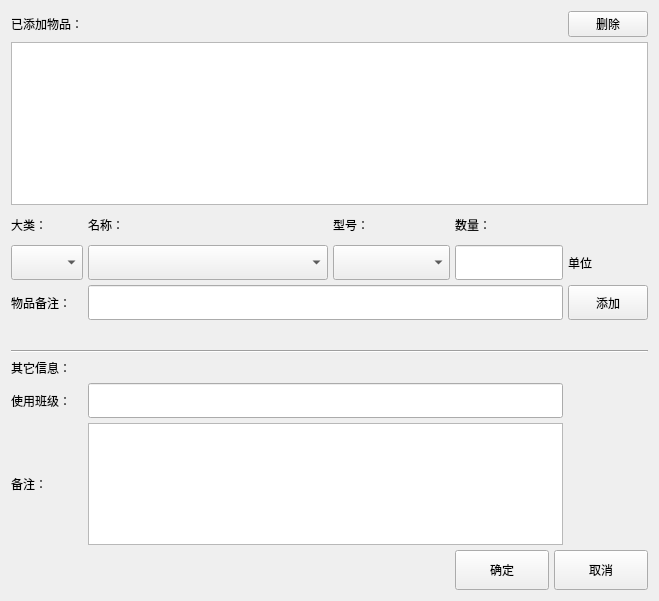
Qt form neworder.ui (RicheyJang/RJResManager-Client-) before a commit.
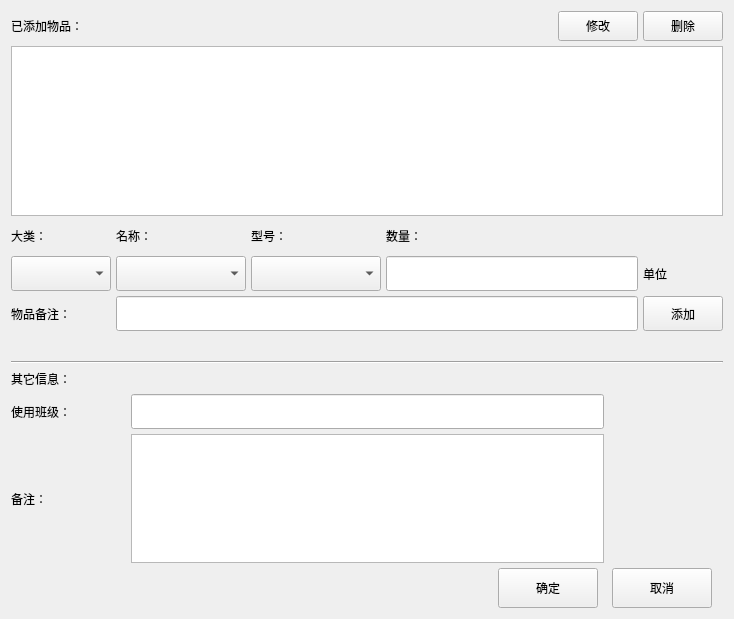
The same form after that commit. Custom widgets are drawn as their Qt base class.

Diff of the .ui file:
```diff
--- a/neworder.ui
+++ b/neworder.ui
@@ -6,8 +6,8 @@
    <rect>
     <x>0</x>
     <y>0</y>
-    <width>659</width>
-    <height>601</height>
+    <width>734</width>
+    <height>619</height>
    </rect>
   </property>
   <property name="minimumSize">
@@ -19,41 +19,18 @@
   <property name="windowTitle">
    <string>Form</string>
   </property>
-  <layout class="QGridLayout" name="gridLayout" columnstretch="0,1,1,1,0,0">
+  <layout class="QGridLayout" name="gridLayout" columnstretch="0,0,0,0,0,0">
    <property name="spacing">
     <number>5</number>
    </property>
-   <item row="7" column="0" colspan="6">
-    <widget class="QLabel" name="label_11">
-     <property name="minimumSize">
-      <size>
-       <width>0</width>
-       <height>20</height>
-      </size>
-     </property>
+   <item row="0" column="0">
+    <widget class="QLabel" name="label">
      <property name="text">
-      <string/>
+      <string>已添加物品：</string>
      </property>
     </widget>
    </item>
-   <item row="6" column="0">
-    <widget class="QLabel" name="label_10">
-     <property name="text">
-      <string>物品备注：</string>
-     </property>
-    </widget>
-   </item>
-   <item row="3" column="0">
-    <widget class="HintComboBox" name="resBox">
-     <property name="minimumSize">
-      <size>
-       <width>0</width>
-       <height>35</height>
-      </size>
-     </property>
-    </widget>
-   </item>
-   <item row="11" column="1" colspan="4">
+   <item row="13" column="1" colspan="4">
     <widget class="QTextEdit" name="moreEdit">
      <property name="maximumSize">
       <size>
@@ -63,20 +40,23 @@
      </property>
     </widget>
    </item>
-   <item row="2" column="1">
-    <widget class="QLabel" name="label_4">
-     <property name="text">
-      <string>名称：</string>
+   <item row="14" column="0" colspan="4">
+    <spacer name="horizontalSpacer">
+     <property name="orientation">
+      <enum>Qt::Horizontal</enum>
      </property>
-    </widget>
-   </item>
-   <item row="3" column="3">
-    <widget class="HintComboBox" name="typeBox">
-     <property name="minimumSize">
+     <property name="sizeHint" stdset="0">
       <size>
-       <width>0</width>
-       <height>35</height>
+       <width>40</width>
+       <height>20</height>
       </size>
+     </property>
+    </spacer>
+   </item>
+   <item row="13" column="0">
+    <widget class="QLabel" name="label_9">
+     <property name="text">
+      <string>备注：</string>
      </property>
     </widget>
    </item>
@@ -105,8 +85,34 @@
      </attribute>
     </widget>
    </item>
-   <item row="12" column="4" colspan="2">
-    <layout class="QHBoxLayout" name="horizontalLayout">
+   <item row="9" column="0" colspan="6">
+    <widget class="QLabel" name="label_11">
+     <property name="minimumSize">
+      <size>
+       <width>0</width>
+       <height>20</height>
+      </size>
+     </property>
+     <property name="text">
+      <string/>
+     </property>
+    </widget>
+   </item>
+   <item row="11" column="0">
+    <widget class="QLabel" name="label_12">
+     <property name="minimumSize">
+      <size>
+       <width>0</width>
+       <height>20</height>
+      </size>
+     </property>
+     <property name="text">
+      <string>其它信息：</string>
+     </property>
+    </widget>
+   </item>
+   <item row="14" column="4" colspan="2">
+    <layout class="QHBoxLayout" name="Layout_conferm">
      <item>
       <widget class="QPushButton" name="confirm">
        <property name="minimumSize">
@@ -147,42 +153,17 @@
      </item>
     </layout>
    </item>
-   <item row="6" column="5">
-    <widget class="QPushButton" name="addItem">
-     <property name="minimumSize">
-      <size>
-       <width>0</width>
-       <height>35</height>
-      </size>
-     </property>
-     <property name="text">
-      <string>添加</string>
-     </property>
-    </widget>
-   </item>
-   <item row="8" column="0" colspan="6">
+   <item row="10" column="0" colspan="6">
     <widget class="Line" name="line">
      <property name="orientation">
       <enum>Qt::Horizontal</enum>
      </property>
     </widget>
    </item>
-   <item row="3" column="5">
-    <widget class="QLabel" name="units">
-     <property name="text">
-      <string>单位</string>
-     </property>
-    </widget>
-   </item>
-   <item row="2" column="5">
-    <widget class="QLabel" name="label_7">
-     <property name="text">
-      <string/>
-     </property>
-    </widget>
-   </item>
-   <item row="12" column="0" colspan="4">
-    <spacer name="horizontalSpacer">
+   <item row="0" column="4" colspan="2">
+    <layout class="QHBoxLayout" name="Layout_change">
+     <item>
+      <spacer name="horizontalSpacer_2">
      <property name="orientation">
       <enum>Qt::Horizontal</enum>
      </property>
@@ -194,119 +175,178 @@
      </property>
     </spacer>
    </item>
-   <item row="0" column="5">
+     <item>
+      <widget class="QPushButton" name="changeItem">
+       <property name="minimumSize">
+        <size>
+         <width>0</width>
+         <height>30</height>
+        </size>
+       </property>
+       <property name="text">
+        <string>修改</string>
+       </property>
+      </widget>
+     </item>
+     <item>
     <widget class="QPushButton" name="deleteItem">
+       <property name="minimumSize">
+        <size>
+         <width>0</width>
+         <height>30</height>
+        </size>
+       </property>
      <property name="text">
       <string>删除</string>
      </property>
     </widget>
    </item>
-   <item row="6" column="1" colspan="4">
-    <widget class="QLineEdit" name="itemMoreEdit">
-     <property name="minimumSize">
-      <size>
-       <width>0</width>
-       <height>35</height>
-      </size>
-     </property>
-    </widget>
+    </layout>
    </item>
-   <item row="3" column="1" colspan="2">
-    <widget class="HintComboBox" name="nameBox">
+   <item row="12" column="1" colspan="4">
+    <widget class="QLineEdit" name="classEdit">
      <property name="minimumSize">
       <size>
        <width>0</width>
        <height>35</height>
       </size>
      </property>
-     <property name="maximumSize">
-      <size>
-       <width>16777215</width>
-       <height>16777215</height>
-      </size>
-     </property>
     </widget>
    </item>
-   <item row="10" column="0">
+   <item row="12" column="0">
     <widget class="QLabel" name="label_8">
      <property name="text">
       <string>使用班级：</string>
      </property>
     </widget>
    </item>
-   <item row="10" column="1" colspan="4">
-    <widget class="QLineEdit" name="classEdit">
+   <item row="4" column="0" colspan="6">
+    <layout class="QGridLayout" name="Layout_add">
+     <item row="1" column="0">
+      <widget class="HintComboBox" name="resBox">
      <property name="minimumSize">
       <size>
-       <width>0</width>
+         <width>100</width>
        <height>35</height>
       </size>
      </property>
     </widget>
    </item>
-   <item row="2" column="0">
-    <widget class="QLabel" name="label_3">
-     <property name="minimumSize">
-      <size>
-       <width>0</width>
-       <height>30</height>
-      </size>
-     </property>
+     <item row="0" column="4">
+      <widget class="QLabel" name="label_7">
      <property name="text">
-      <string>大类：</string>
+        <string/>
      </property>
     </widget>
    </item>
-   <item row="0" column="0">
-    <widget class="QLabel" name="label">
+     <item row="0" column="1">
+      <widget class="QLabel" name="label_4">
      <property name="text">
-      <string>已添加物品：</string>
+        <string>名称：</string>
      </property>
     </widget>
    </item>
-   <item row="11" column="0">
-    <widget class="QLabel" name="label_9">
-     <property name="text">
-      <string>备注：</string>
-     </property>
-    </widget>
-   </item>
-   <item row="3" column="4">
-    <widget class="QLineEdit" name="numEdit">
-     <property name="minimumSize">
-      <size>
-       <width>0</width>
-       <height>35</height>
-      </size>
-     </property>
-    </widget>
-   </item>
-   <item row="2" column="3">
+     <item row="0" column="2">
     <widget class="QLabel" name="label_5">
      <property name="text">
       <string>型号：</string>
      </property>
     </widget>
    </item>
-   <item row="2" column="4">
+     <item row="0" column="3">
     <widget class="QLabel" name="label_6">
      <property name="text">
       <string>数量：</string>
      </property>
     </widget>
    </item>
-   <item row="9" column="0">
-    <widget class="QLabel" name="label_12">
+     <item row="1" column="1">
+      <widget class="HintComboBox" name="nameBox">
      <property name="minimumSize">
       <size>
+         <width>130</width>
+         <height>35</height>
+        </size>
+       </property>
+       <property name="maximumSize">
+        <size>
+         <width>16777215</width>
+         <height>16777215</height>
+        </size>
+       </property>
+      </widget>
+     </item>
+     <item row="1" column="4">
+      <widget class="QLabel" name="units">
+       <property name="text">
+        <string>单位</string>
+       </property>
+      </widget>
+     </item>
+     <item row="0" column="0">
+      <widget class="QLabel" name="label_3">
+       <property name="minimumSize">
+        <size>
        <width>0</width>
-       <height>20</height>
+         <height>30</height>
       </size>
      </property>
      <property name="text">
-      <string>其它信息：</string>
-     </property>
-    </widget>
+        <string>大类：</string>
+       </property>
+      </widget>
+     </item>
+     <item row="1" column="3">
+      <widget class="QLineEdit" name="numEdit">
+       <property name="minimumSize">
+        <size>
+         <width>0</width>
+         <height>35</height>
+        </size>
+       </property>
+      </widget>
+     </item>
+     <item row="1" column="2">
+      <widget class="HintComboBox" name="typeBox">
+       <property name="minimumSize">
+        <size>
+         <width>130</width>
+         <height>35</height>
+        </size>
+       </property>
+      </widget>
+     </item>
+     <item row="2" column="0">
+      <widget class="QLabel" name="label_10">
+       <property name="text">
+        <string>物品备注：</string>
+       </property>
+      </widget>
+     </item>
+     <item row="2" column="1" colspan="3">
+      <widget class="QLineEdit" name="itemMoreEdit">
+       <property name="minimumSize">
+        <size>
+         <width>0</width>
+         <height>35</height>
+        </size>
+       </property>
+      </widget>
+     </item>
+     <item row="2" column="4">
+      <widget class="QPushButton" name="addItem">
+       <property name="minimumSize">
+        <size>
+         <width>0</width>
+         <height>35</height>
+        </size>
+       </property>
+       <property name="text">
+        <string>添加</string>
+       </property>
+      </widget>
+     </item>
+    </layout>
    </item>
   </layout>
  </widget>
```
Lines whose indentation alone changed are shown as unchanged.
